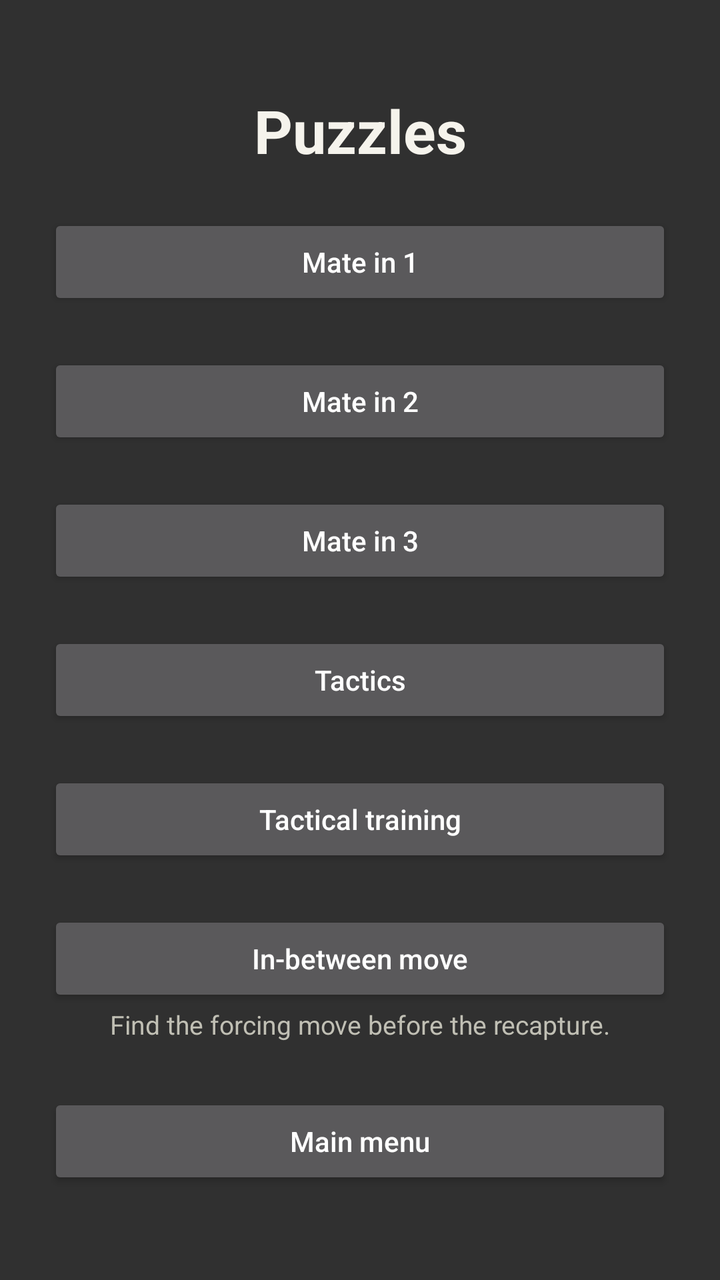
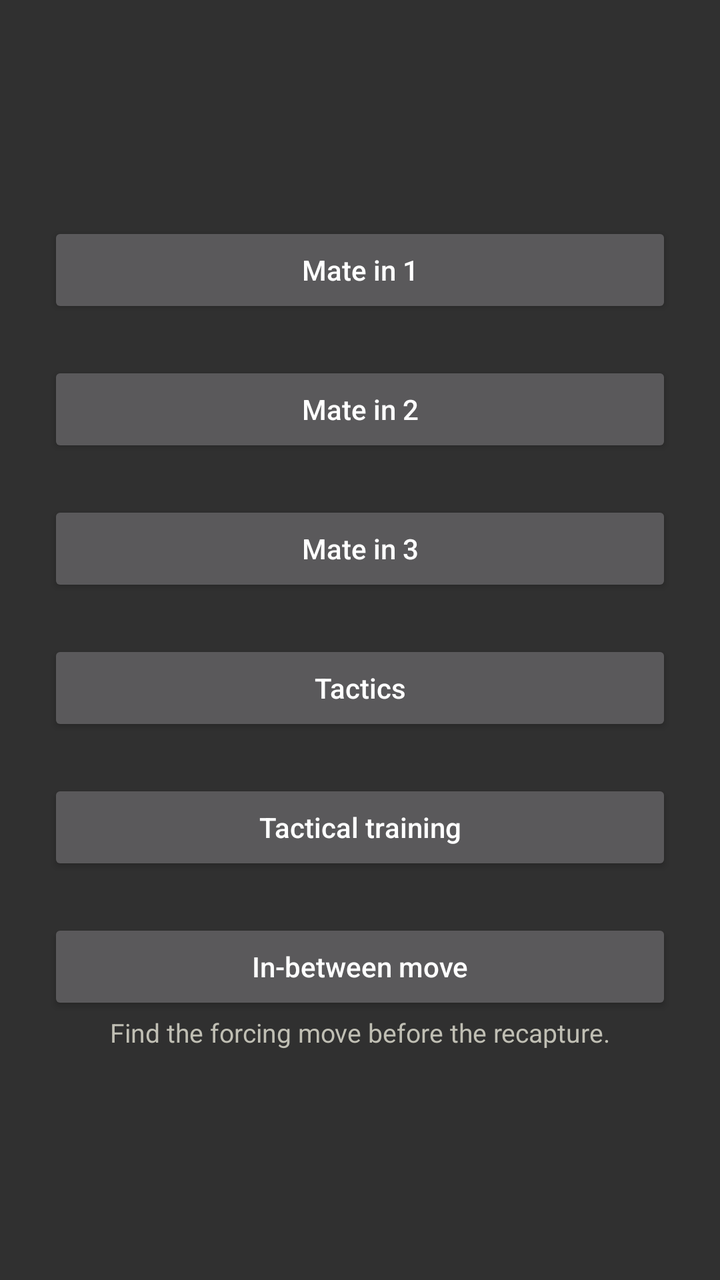

The first picture is an Android layout as it rendered before a commit; the second is the same layout after the commit. The layout source and the unified diff follow.
<!-- AndroidManifest.xml: application theme android:Theme.Material.NoActionBar -->
<!-- res/layout/puzzle_menu.xml -->
<ScrollView xmlns:android="http://schemas.android.com/apk/res/android"
    android:layout_width="match_parent" android:layout_height="match_parent" android:fillViewport="true">
    <LinearLayout android:layout_width="match_parent" android:layout_height="wrap_content"
        android:gravity="center_vertical" android:orientation="vertical" android:padding="24dp">
        <TextView android:layout_width="match_parent" android:layout_height="wrap_content"
            android:gravity="center" android:text="@string/menu_puzzles" android:textColor="#f5f3ec"
            android:textSize="30sp" android:textStyle="bold" />
        <TextView android:id="@+id/quest_totals" style="@style/ChapterTotals" android:textColor="#b8d88a" />
        <TextView android:id="@+id/menu_streak" style="@style/ChapterTotals" android:layout_width="wrap_content"
            android:layout_gravity="center_horizontal" android:visibility="gone" />
        <Button android:id="@+id/chapter_one" style="@style/ChapterEntry" android:text="@string/open_mate_one" />
        <TextView android:id="@+id/chapter_one_totals" style="@style/ChapterTotals" />
        <Button android:id="@+id/chapter_two" style="@style/ChapterEntry" android:text="@string/open_mate_two" />
        <TextView android:id="@+id/chapter_two_totals" style="@style/ChapterTotals" />
        <Button android:id="@+id/chapter_three" style="@style/ChapterEntry" android:text="@string/open_mate_three" />
        <TextView android:id="@+id/chapter_three_totals" style="@style/ChapterTotals" />
        <Button android:id="@+id/chapter_tactics" style="@style/ChapterEntry" android:text="@string/open_tactics" />
        <TextView android:id="@+id/chapter_tactics_totals" style="@style/ChapterTotals" />
        <Button android:id="@+id/chapter_training" style="@style/ChapterEntry" android:text="@string/open_training" />
        <TextView android:id="@+id/chapter_training_totals" style="@style/ChapterTotals" />
        <Button android:id="@+id/chapter_intermezzo" style="@style/ChapterEntry" android:text="@string/open_intermezzo" />
        <TextView style="@style/ChapterTotals" android:text="@string/intermezzo_lesson" />
        <TextView android:id="@+id/chapter_intermezzo_totals" style="@style/ChapterTotals" />
        <Button android:id="@+id/puzzles_home" style="@style/ChapterEntry" android:text="@string/main_menu" />
    </LinearLayout>
</ScrollView>
<!-- resources referenced by this layout -->
<resources>
  <string name="intermezzo_lesson">Find the forcing move before the recapture.</string>
  <string name="main_menu">Main menu</string>
  <string name="menu_puzzles">Puzzles</string>
  <string name="open_intermezzo">In-between move</string>
  <string name="open_mate_one">Mate in 1</string>
  <string name="open_mate_three">Mate in 3</string>
  <string name="open_mate_two">Mate in 2</string>
  <string name="open_tactics">Tactics</string>
  <string name="open_training">Tactical training</string>
  <style name="ChapterEntry">
          <item name="android:layout_width">match_parent</item>
          <item name="android:layout_height">wrap_content</item>
          <item name="android:minHeight">48dp</item>
          <item name="android:textAllCaps">false</item>
      </style>
  <style name="ChapterTotals">
          <item name="android:layout_width">match_parent</item>
          <item name="android:layout_height">wrap_content</item>
          <item name="android:gravity">center</item>
          <item name="android:paddingBottom">4dp</item>
          <item name="android:textSize">13sp</item>
          <item name="android:textColor">#c0bfb4</item>
      </style>
</resources>

<!-- the commit's change to res/layout/puzzle_menu.xml (unified diff, before → after) -->
@@ -2,9 +2,7 @@
     android:layout_width="match_parent" android:layout_height="match_parent" android:fillViewport="true">
     <LinearLayout android:layout_width="match_parent" android:layout_height="wrap_content"
         android:gravity="center_vertical" android:orientation="vertical" android:padding="24dp">
-        <TextView android:layout_width="match_parent" android:layout_height="wrap_content"
-            android:gravity="center" android:text="@string/menu_puzzles" android:textColor="#f5f3ec"
-            android:textSize="30sp" android:textStyle="bold" />
+        <FrameLayout android:id="@+id/puzzles_header" android:layout_width="match_parent" android:layout_height="wrap_content" />
         <TextView android:id="@+id/quest_totals" style="@style/ChapterTotals" android:textColor="#b8d88a" />
         <TextView android:id="@+id/menu_streak" style="@style/ChapterTotals" android:layout_width="wrap_content"
             android:layout_gravity="center_horizontal" android:visibility="gone" />
@@ -21,6 +19,5 @@
         <Button android:id="@+id/chapter_intermezzo" style="@style/ChapterEntry" android:text="@string/open_intermezzo" />
         <TextView style="@style/ChapterTotals" android:text="@string/intermezzo_lesson" />
         <TextView android:id="@+id/chapter_intermezzo_totals" style="@style/ChapterTotals" />
-        <Button android:id="@+id/puzzles_home" style="@style/ChapterEntry" android:text="@string/main_menu" />
     </LinearLayout>
 </ScrollView>
<!-- resource entries referenced after the edit -->
@@ -1,8 +1,6 @@
 <!-- resources referenced by this layout -->
 <resources>
   <string name="intermezzo_lesson">Find the forcing move before the recapture.</string>
-  <string name="main_menu">Main menu</string>
-  <string name="menu_puzzles">Puzzles</string>
   <string name="open_intermezzo">In-between move</string>
   <string name="open_mate_one">Mate in 1</string>
   <string name="open_mate_three">Mate in 3</string>
